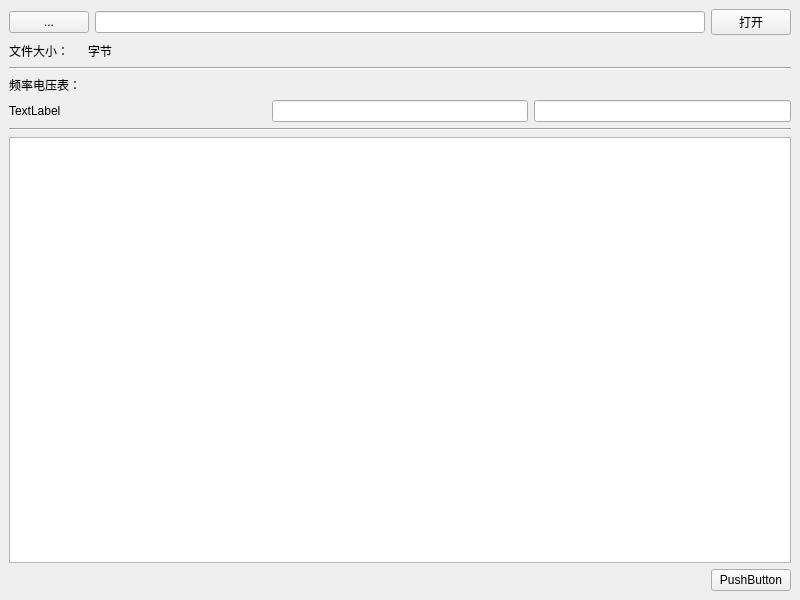
First picture: the form in mainwindow.ui, repository Cathgao/DTB_modifyer, before the edit.
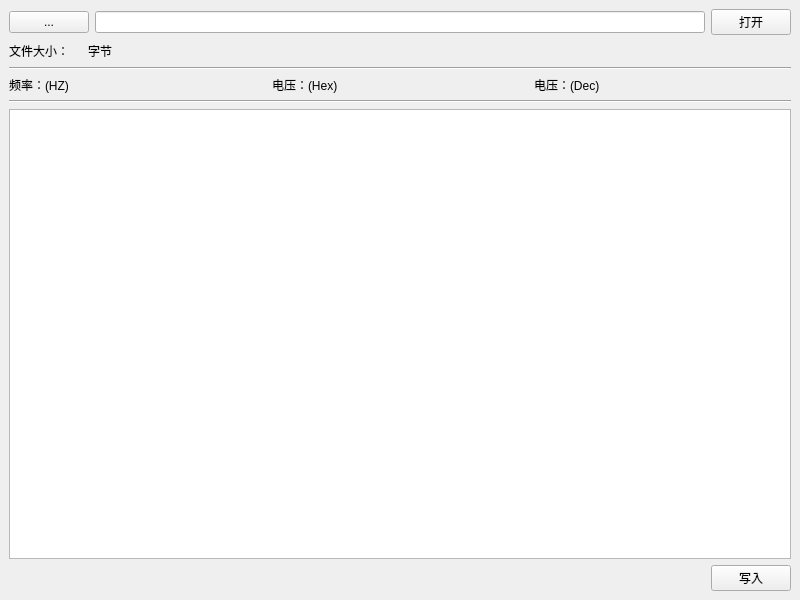
Second picture: the form after the edit.

Commit message: finish reading voltage

```diff
--- a/mainwindow.ui
+++ b/mainwindow.ui
@@ -84,38 +84,40 @@
        </widget>
       </item>
       <item>
-       <widget class="QLabel" name="label_2">
-        <property name="text">
-         <string>频率电压表：</string>
-        </property>
-       </widget>
-      </item>
-      <item>
-       <layout class="QHBoxLayout" name="horizontalLayout" stretch="1,1,1">
-        <item>
-         <layout class="QVBoxLayout" name="verticalLayout_freq">
+       <layout class="QHBoxLayout" name="horizontalLayout_5">
           <item>
            <widget class="QLabel" name="label">
             <property name="text">
-             <string>TextLabel</string>
+           <string>频率：(HZ)</string>
             </property>
            </widget>
           </item>
-         </layout>
+        <item>
+         <widget class="QLabel" name="label_5">
+          <property name="text">
+           <string>电压：(Hex)</string>
+          </property>
+         </widget>
         </item>
         <item>
-         <layout class="QVBoxLayout" name="verticalLayout_vol_hex">
-          <item>
-           <widget class="QLineEdit" name="lineEdit"/>
+         <widget class="QLabel" name="label_6">
+          <property name="text">
+           <string>电压：(Dec)</string>
+          </property>
+         </widget>
           </item>
          </layout>
         </item>
         <item>
          <layout class="QVBoxLayout" name="verticalLayout_vol_dec">
           <item>
-           <widget class="QLineEdit" name="lineEdit_2"/>
-          </item>
-         </layout>
+         <layout class="QVBoxLayout" name="verticalLayout_freq"/>
+        </item>
+        <item>
+         <layout class="QVBoxLayout" name="verticalLayout_vol_hex"/>
+        </item>
+        <item>
+         <layout class="QVBoxLayout" name="verticalLayout_vol_dec"/>
         </item>
        </layout>
       </item>
@@ -147,7 +149,7 @@
         <item>
          <widget class="QPushButton" name="pushButton">
           <property name="text">
-           <string>PushButton</string>
+           <string>写入</string>
           </property>
          </widget>
         </item>
```
Left out of the diff: 6 changed lines with no effect on the pictures. Lines whose indentation alone changed are shown as unchanged. The commit also changes 2 other files.
